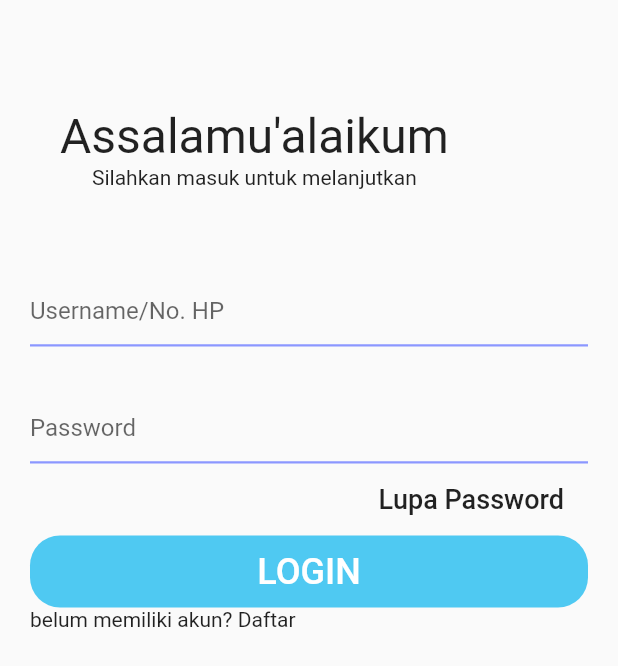
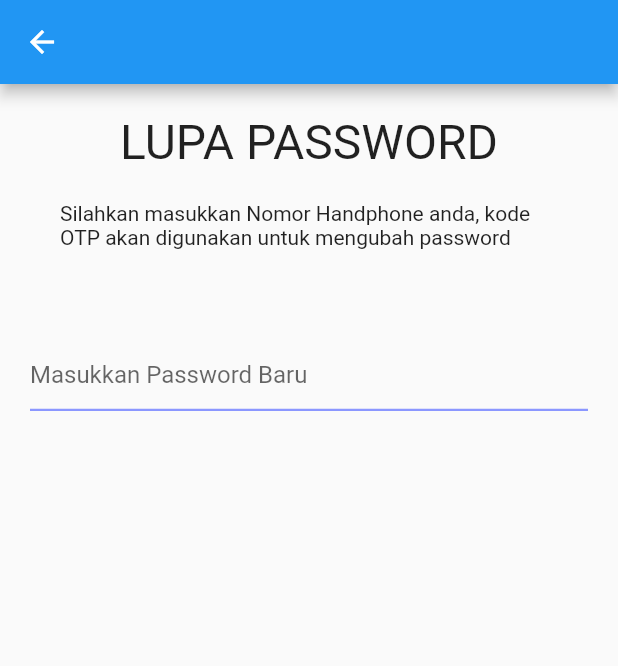
Before and after one commit to hafidzniioman/GoMasjid, a Flutter app: the screen it shows after launch, after a tap on "Lupa Password", on a phone screen of 412 x 824 dp. Shown: the top 666 px of the screen. Run offline on Flutter 3.47's test engine with Material 2 defaults, Android fonts, the phone set to English and light mode, and no system bars.

Commit message:
add landing, forgotpassword, login, registration and splashlogin view

```diff
--- /dev/null
+++ b/lib/ui/forgotpassword_view.dart
@@ -0,0 +1,63 @@
+import 'package:flutter/material.dart';
+import 'package:gomasjid/cons/constant.dart';
+
+class ForgotPasswordPage extends StatefulWidget {
+  @override
+  _ForgotPasswordPageState createState() => _ForgotPasswordPageState();
+}
+
+class _ForgotPasswordPageState extends State<ForgotPasswordPage> {
+  @override
+  Widget build(BuildContext context) {
+    return Scaffold(
+      appBar: AppBar(
+        leading: IconButton(
+            icon: Icon(Icons.arrow_back),
+            onPressed: () {
+              Navigator.pop(context);
+            }),
+      ),
+      body: Center(
+        child: Column(
+          children: <Widget>[
+            Container(
+              padding: EdgeInsets.all(20),
+              child: Column(children: <Widget>[
+                Container(
+                  child: Text(
+                    'LUPA PASSWORD',
+                    style: TextStyle(fontSize: 32),
+                    textAlign: TextAlign.left,
+                  ),
+                ),
+                Container(
+                    padding: EdgeInsets.all(20),
+                    child: Text(
+                        'Silahkan masukkan Nomor Handphone anda, kode OTP akan digunakan untuk mengubah password')),
+              ]),
+            ),
+            Container(
+              padding: EdgeInsets.all(20),
+              child: TextFormField(
+                decoration: InputDecoration(
+                    enabledBorder: UnderlineInputBorder(
+                        borderSide: BorderSide(
+                      color: ColorPalette.underLineTexField,
+                      width: 1.5,
+                    )),
+                    focusedBorder: UnderlineInputBorder(
+                        borderSide: BorderSide(color: Colors.white, width: 3)),
+                    hintText: 'Masukkan Password Baru'),
+                style: TextStyle(
+                  color: Colors.black54,
+                ),
+                obscureText: true,
+                autofocus: false,
+              ),
+            ),
+          ],
+        ),
+      ),
+    );
+  }
+}
--- a/lib/ui/login_view.dart
+++ b/lib/ui/login_view.dart
@@ -1,21 +1,25 @@
 import 'package:flutter/material.dart';
 import 'package:gomasjid/cons/constant.dart';
+import 'package:gomasjid/ui/forgotpassword_view.dart';
+import 'package:gomasjid/ui/registration_view.dart';
 import 'package:gomasjid/ui/splash_login.dart';
 
 class LoginPage extends StatelessWidget {
   @override
   Widget build(BuildContext context) {
     return Scaffold(
-      body: Container(
+      body: SafeArea(
+        child: Container(
           padding: EdgeInsets.all(20),
           child: Column(
             children: <Widget>[
               _titleDescription(),
               _textField(),
-            _textForgetPassword(),
+              _textForgetPassword(context),
               _buttonLogin(context),
-            _textRegistration(),
+              _textRegistration(context),
             ],
+          ),
         ),
       ),
     );
@@ -83,11 +87,13 @@ Widget _textField() {
   );
 }
 
-Widget _textForgetPassword() {
+Widget _textForgetPassword(BuildContext context) {
   return Container(
     alignment: Alignment.centerRight,
     child: FlatButton(
-        onPressed: () {},
+        onPressed: () {
+          Navigator.of(context).push(MaterialPageRoute(builder: (context)=> ForgotPasswordPage()));
+        },
         child: Text(
           'Lupa Password',
           style: TextStyle(fontSize: 18),
@@ -117,7 +123,7 @@ Widget _buttonLogin(BuildContext context) {
   );
 }
 
-Widget _textRegistration() {
+Widget _textRegistration(BuildContext context) {
   return Container(
     child: Row(
       children: <Widget>[
@@ -128,9 +134,15 @@ Widget _textRegistration() {
                 alignment: Alignment.center,
                 child: Text('belum memiliki akun? '),
               ),
-              Align(
-                alignment: Alignment.center,
-                child: Text('Daftar'),
+              Center(
+                child: InkWell(
+                  child: FlatButton(
+                      onPressed: () {
+                        Navigator.of(context).push(MaterialPageRoute(
+                            builder: (context) => RegistrationPage()));
+                      },
+                      child: Text('Daftar')),
+                ),
               )
             ],
           ),
```
Also changed, not shown: lib/ui/landing_page.dart (added, +29 -0 lines), lib/ui/registration_view.dart (added, +17 -0 lines), lib/ui/splash_login.dart (+30 -6 lines). Lines whose indentation alone changed are shown as unchanged.
